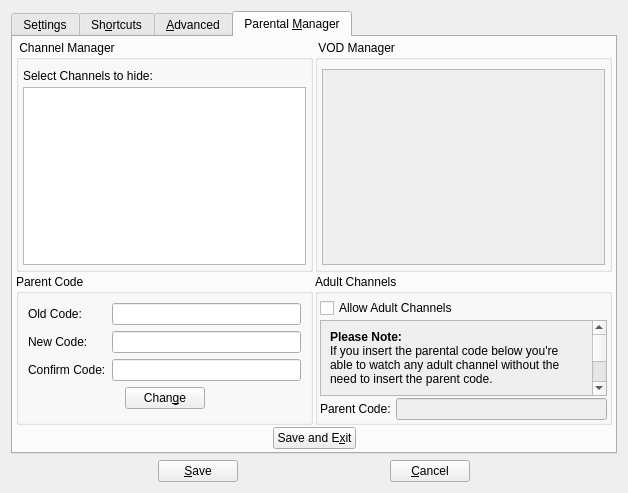
Qt form vlc-record/forms/csettingsdlg.ui (code-google-com/vlc-record) before a commit.
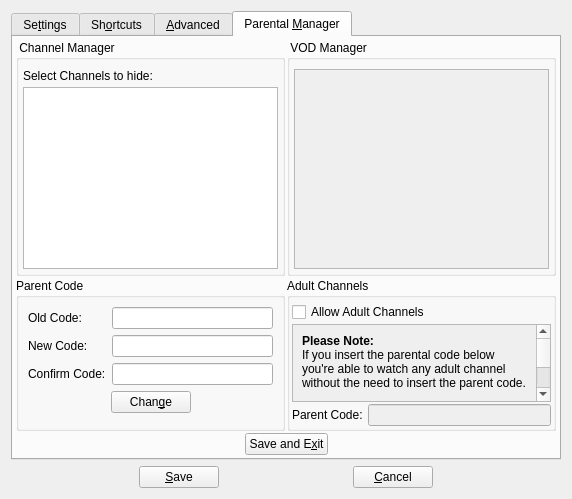
The same form after that commit. The open tabs and pages were chosen to show the change. Icons and pictures are not drawn. Custom widgets are drawn as their Qt base class.

Diff of the .ui file:
```diff
--- a/vlc-record/forms/csettingsdlg.ui
+++ b/vlc-record/forms/csettingsdlg.ui
@@ -6,8 +6,8 @@
    <rect>
     <x>0</x>
     <y>0</y>
-    <width>628</width>
-    <height>493</height>
+    <width>572</width>
+    <height>499</height>
    </rect>
   </property>
   <property name="windowTitle">
@@ -779,8 +779,8 @@
                     <rect>
                      <x>0</x>
                      <y>0</y>
-                     <width>98</width>
-                     <height>28</height>
+                     <width>250</width>
+                     <height>177</height>
                     </rect>
                    </property>
                   </widget>
@@ -931,8 +931,8 @@
                     <rect>
                      <x>0</x>
                      <y>0</y>
-                     <width>98</width>
-                     <height>468</height>
+                     <width>241</width>
+                     <height>158</height>
                     </rect>
                    </property>
                    <layout class="QVBoxLayout" name="verticalLayout_10">
```
Left out of the diff: 8 changed lines with no effect on the pictures.
